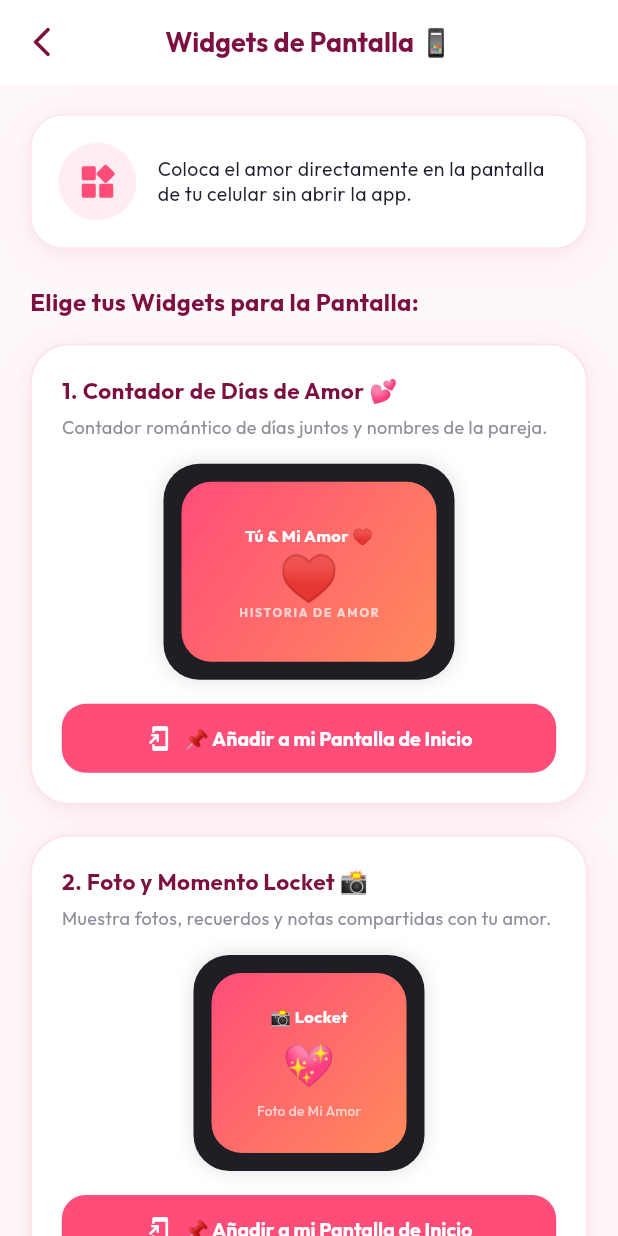
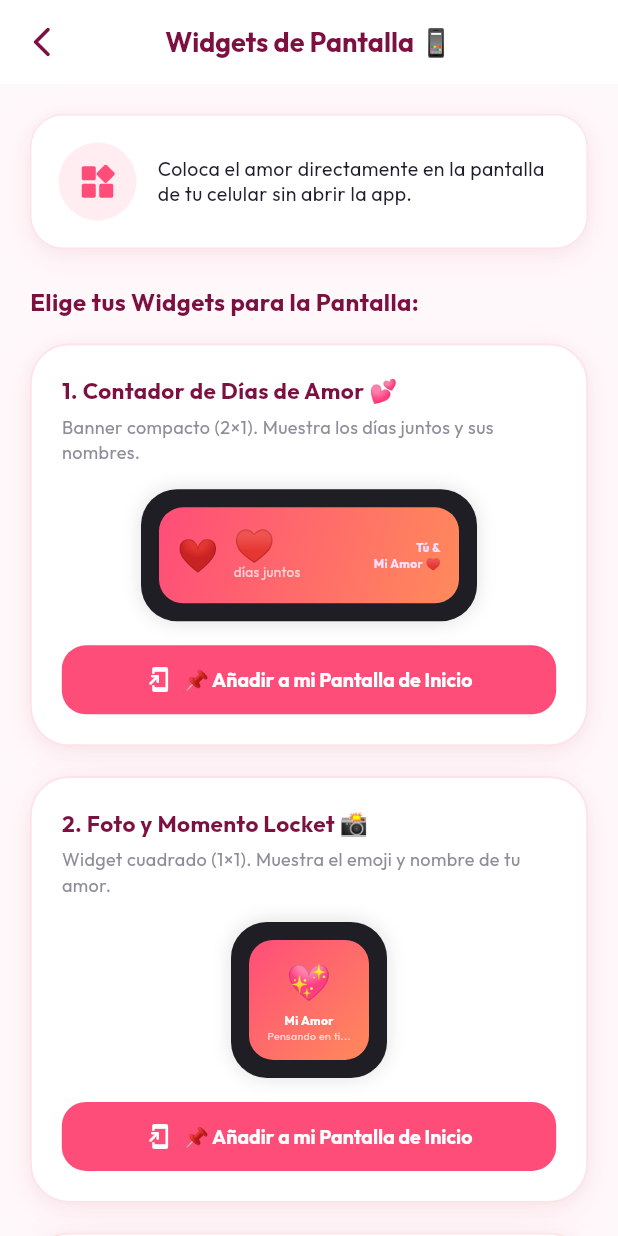
Before and after one commit to Gaxxs14/My-Heart, a Flutter app: the WidgetsStudioScreen screen opened directly, on a phone screen of 412 x 824 dp. Run offline on Flutter 3.47's test engine with Material 3 defaults, Android fonts, the phone set to English and light mode, and no system bars; our stand-ins replace audioplayers, file_picker, flutter_animate, google_fonts, image_picker, shared_preferences and 1 more; missing offline and left inert: home_widget; accounts and stored records are empty.

Commit message:
fix: redesign home screen widgets to compact sizes (2x1 banners & 1x1 squares)

```diff
--- a/app/lib/features/widgets_studio/screens/widgets_studio_screen.dart
+++ b/app/lib/features/widgets_studio/screens/widgets_studio_screen.dart
@@ -261,7 +261,7 @@ class _WidgetsStudioScreenState extends State<WidgetsStudioScreen> {
             _buildWidgetCard(
               context,
               title: '1. Contador de Días de Amor 💕',
-              subtitle: 'Contador romántico de días juntos y nombres de la pareja.',
+              subtitle: 'Banner compacto (2×1). Muestra los días juntos y sus nombres.',
               widgetPreview: _buildLoveCounterWidgetPreview(
                 userName,
                 partnerName,
@@ -274,7 +274,7 @@ class _WidgetsStudioScreenState extends State<WidgetsStudioScreen> {
                 data: {
                   'couple_names': isPaired ? '$userName & $partnerName ♥' : '$userName & Mi Amor ♥',
                   'days_count': isPaired ? '${couple.daysTogether}' : '1',
-                  'days_label': 'DÍAS JUNTOS',
+                  'days_label': 'días juntos',
                 },
                 successName: 'Contador de Amor',
               ),
@@ -286,13 +286,13 @@ class _WidgetsStudioScreenState extends State<WidgetsStudioScreen> {
             _buildWidgetCard(
               context,
               title: '2. Foto y Momento Locket 📸',
-              subtitle: 'Muestra fotos, recuerdos y notas compartidas con tu amor.',
+              subtitle: 'Widget cuadrado (1×1). Muestra el emoji y nombre de tu amor.',
               widgetPreview: _buildLocketWidgetPreview(partnerName),
               onAdd: () => _pinWidget(
                 context: context,
                 providerName: 'LocketWidgetProvider',
                 data: {
-                  'locket_title': '📸 $partnerName & Tú',
+                  'locket_title': '$partnerName 📸',
                   'locket_caption': 'Pensando en ti con amor 💕',
                 },
                 successName: 'Foto Locket',
@@ -305,7 +305,7 @@ class _WidgetsStudioScreenState extends State<WidgetsStudioScreen> {
             _buildWidgetCard(
               context,
               title: '3. Mascota Virtual de Amor 🐾',
-              subtitle: 'Tu mascota creciendo en la pantalla de inicio con su nivel.',
+              subtitle: 'Widget cuadrado (1×1). Tu mascota en la pantalla con su nivel.',
               widgetPreview: _buildPetWidgetPreview(couple.petName, couple.petLevel),
               onAdd: () => _pinWidget(
                 context: context,
@@ -313,7 +313,7 @@ class _WidgetsStudioScreenState extends State<WidgetsStudioScreen> {
                 data: {
                   'pet_name': couple.petName,
                   'pet_emoji': '🐶',
-                  'pet_level': 'Nivel ${couple.petLevel} · Amor Puro 💕',
+                  'pet_level': 'Niv.${couple.petLevel} 💕',
                 },
                 successName: 'Mascota Virtual',
               ),
@@ -325,7 +325,7 @@ class _WidgetsStudioScreenState extends State<WidgetsStudioScreen> {
             _buildWidgetCard(
               context,
               title: '4. Nota de Amor / Post-it 💌',
-              subtitle: 'Personaliza el texto libremente para que aparezca en tu pantalla.',
+              subtitle: 'Banner compacto (2×1). Personaliza el mensaje para tu pantalla.',
               customAction: OutlinedButton.icon(
                 style: OutlinedButton.styleFrom(
                   foregroundColor: AppTheme.primaryRose,
@@ -341,7 +341,7 @@ class _WidgetsStudioScreenState extends State<WidgetsStudioScreen> {
                 context: context,
                 providerName: 'StickyNoteWidgetProvider',
                 data: {
-                  'note_author': '💌 Nota de $partnerName',
+                  'note_author': 'Nota de $partnerName',
                   'note_content': _customNoteText,
                 },
                 successName: 'Nota de Amor',
@@ -424,30 +424,39 @@ class _WidgetsStudioScreenState extends State<WidgetsStudioScreen> {
 
   Widget _buildLoveCounterWidgetPreview(String u1, String u2, int days, bool isPaired) {
     return Container(
-      width: 170,
-      height: 120,
-      padding: const EdgeInsets.all(12),
+      width: 200,
+      height: 64,
+      padding: const EdgeInsets.symmetric(horizontal: 12, vertical: 8),
       decoration: BoxDecoration(
         gradient: AppTheme.loveGradient,
-        borderRadius: BorderRadius.circular(20),
+        borderRadius: BorderRadius.circular(16),
       ),
+      child: Row(
+        crossAxisAlignment: CrossAxisAlignment.center,
+        children: [
+          const Text('❤️', style: TextStyle(fontSize: 22)),
+          const SizedBox(width: 10),
+          Expanded(
             child: Column(
+              crossAxisAlignment: CrossAxisAlignment.start,
               mainAxisAlignment: MainAxisAlignment.center,
               children: [
                 Text(
-            '$u1 & $u2 ♥',
-            style: const TextStyle(color: Colors.white, fontSize: 11, fontWeight: FontWeight.bold),
-            maxLines: 1,
-            overflow: TextOverflow.ellipsis,
+                  isPaired ? '$days' : '♥',
+                  style: const TextStyle(color: Colors.white, fontSize: 22, fontWeight: FontWeight.bold, height: 1.0),
                 ),
-          const SizedBox(height: 2),
-          Text(
-            isPaired ? '$days' : '♥',
-            style: const TextStyle(color: Colors.white, fontSize: 32, fontWeight: FontWeight.bold, height: 1.1),
+                const Text(
+                  'días juntos',
+                  style: TextStyle(color: Colors.white70, fontSize: 9),
+                ),
+              ],
+            ),
           ),
           Text(
-            isPaired ? 'DÍAS JUNTOS' : 'HISTORIA DE AMOR',
-            style: const TextStyle(color: Colors.white70, fontSize: 8, letterSpacing: 1.2, fontWeight: FontWeight.bold),
+            '$u1 &\n$u2 ♥',
+            textAlign: TextAlign.right,
+            style: const TextStyle(color: Color(0xFFFFE0FF), fontSize: 8, fontWeight: FontWeight.bold),
+            maxLines: 2,
           ),
         ],
       ),
@@ -456,21 +465,25 @@ class _WidgetsStudioScreenState extends State<WidgetsStudioScreen> {
 
   Widget _buildLocketWidgetPreview(String partner) {
     return Container(
-      width: 130,
-      height: 120,
-      padding: const EdgeInsets.all(10),
+      width: 80,
+      height: 80,
+      padding: const EdgeInsets.all(8),
       decoration: BoxDecoration(
         gradient: AppTheme.loveGradient,
-        borderRadius: BorderRadius.circular(20),
+        borderRadius: BorderRadius.circular(16),
       ),
       child: Column(
         mainAxisAlignment: MainAxisAlignment.center,
         children: [
-          const Text('📸 Locket', style: TextStyle(color: Colors.white, fontSize: 11, fontWeight: FontWeight.bold)),
-          const SizedBox(height: 4),
-          const Text('💖', style: TextStyle(fontSize: 28)),
-          const SizedBox(height: 4),
-          Text('Foto de $partner', style: const TextStyle(color: Colors.white70, fontSize: 9)),
+          const Text('💖', style: TextStyle(fontSize: 24)),
+          const SizedBox(height: 2),
+          Text(
+            partner,
+            style: const TextStyle(color: Colors.white, fontSize: 8, fontWeight: FontWeight.bold),
+            maxLines: 1,
+            overflow: TextOverflow.ellipsis,
+          ),
+          const Text('Pensando en ti...', style: TextStyle(color: Colors.white70, fontSize: 7)),
         ],
       ),
     );
@@ -478,21 +491,25 @@ class _WidgetsStudioScreenState extends State<WidgetsStudioScreen> {
 
   Widget _buildPetWidgetPreview(String petName, int level) {
     return Container(
-      width: 130,
-      height: 120,
-      padding: const EdgeInsets.all(10),
+      width: 80,
+      height: 80,
+      padding: const EdgeInsets.all(8),
       decoration: BoxDecoration(
         gradient: AppTheme.loveGradient,
-        borderRadius: BorderRadius.circular(20),
+        borderRadius: BorderRadius.circular(16),
       ),
       child: Column(
         mainAxisAlignment: MainAxisAlignment.center,
         children: [
-          Text(petName, style: const TextStyle(color: Colors.white, fontSize: 11, fontWeight: FontWeight.bold)),
+          const Text('🐶', style: TextStyle(fontSize: 24)),
           const SizedBox(height: 2),
-          const Text('🐶', style: TextStyle(fontSize: 30)),
-          const SizedBox(height: 2),
-          Text('Nivel $level 💕', style: const TextStyle(color: Colors.white70, fontSize: 9, fontWeight: FontWeight.bold)),
+          Text(
+            petName,
+            style: const TextStyle(color: Colors.white, fontSize: 8, fontWeight: FontWeight.bold),
+            maxLines: 1,
+            overflow: TextOverflow.ellipsis,
+          ),
+          Text('Niv.$level 💕', style: const TextStyle(color: Colors.white70, fontSize: 7)),
         ],
       ),
     );
@@ -500,24 +517,38 @@ class _WidgetsStudioScreenState extends State<WidgetsStudioScreen> {
 
   Widget _buildStickyNoteWidgetPreview(String partner, String text) {
     return Container(
-      width: 160,
-      height: 120,
-      padding: const EdgeInsets.all(12),
+      width: 200,
+      height: 64,
+      padding: const EdgeInsets.symmetric(horizontal: 12, vertical: 8),
       decoration: BoxDecoration(
         gradient: AppTheme.loveGradient,
-        borderRadius: BorderRadius.circular(20),
+        borderRadius: BorderRadius.circular(16),
       ),
+      child: Row(
+        crossAxisAlignment: CrossAxisAlignment.center,
+        children: [
+          const Text('💌', style: TextStyle(fontSize: 20)),
+          const SizedBox(width: 8),
+          Expanded(
             child: Column(
+              crossAxisAlignment: CrossAxisAlignment.start,
               mainAxisAlignment: MainAxisAlignment.center,
               children: [
-          Text('💌 Nota de $partner', style: const TextStyle(color: Colors.white, fontSize: 10, fontWeight: FontWeight.bold)),
-          const SizedBox(height: 6),
                 Text(
-            text,
-            textAlign: TextAlign.center,
-            style: const TextStyle(color: Colors.white, fontSize: 11, fontStyle: FontStyle.italic, height: 1.2),
-            maxLines: 3,
+                  'Nota de $partner',
+                  style: const TextStyle(color: Color(0xFFFFE0FF), fontSize: 8, fontWeight: FontWeight.bold),
+                  maxLines: 1,
                   overflow: TextOverflow.ellipsis,
+                ),
+                const SizedBox(height: 2),
+                Text(
+                  text.replaceAll('"', ''),
+                  style: const TextStyle(color: Colors.white, fontSize: 9, fontStyle: FontStyle.italic, height: 1.2),
+                  maxLines: 2,
+                  overflow: TextOverflow.ellipsis,
+                ),
+              ],
+            ),
           ),
         ],
       ),
```
Also changed, not shown: 9 other files. Lines whose indentation alone changed are shown as unchanged.
